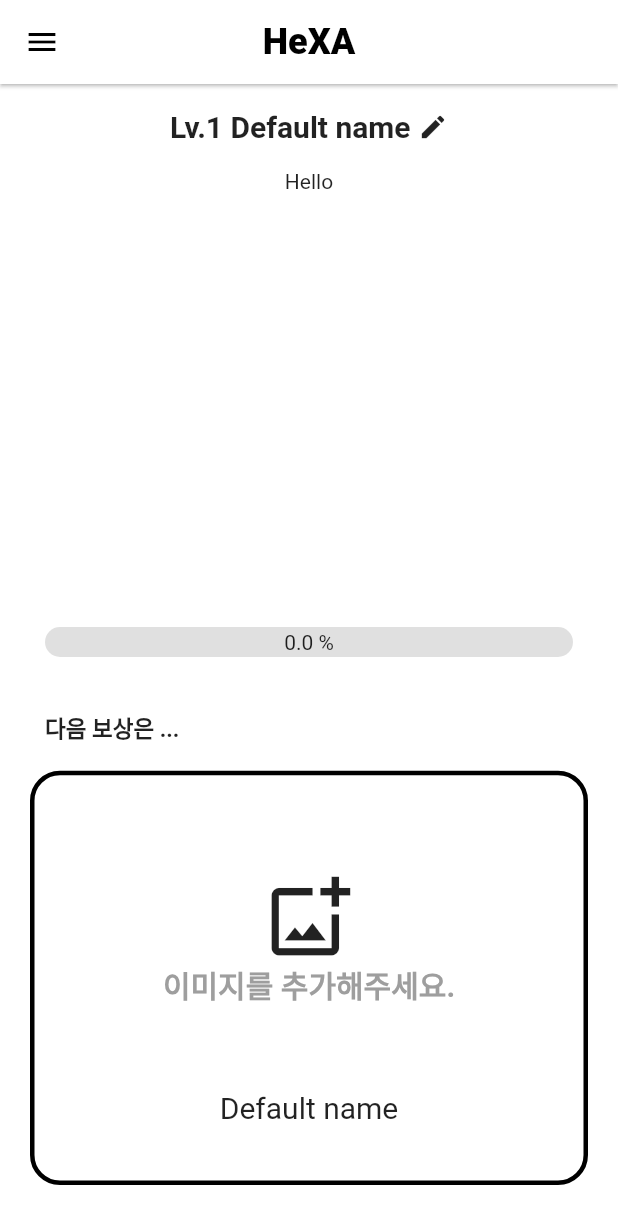
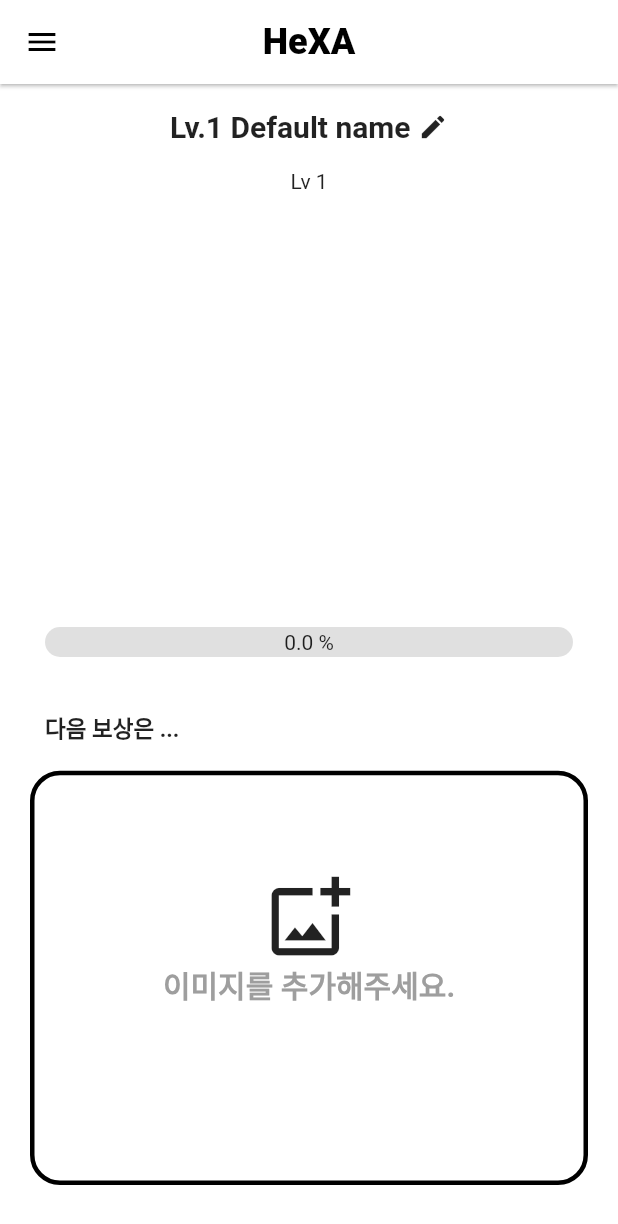
Before and after one commit to junwha/Gouni, a Flutter app: the RewardScreen screen opened directly, scrolled down 435 dp, after a tap on "수정", on a phone screen of 412 x 824 dp. Shown: the top 1224 px of the screen. Run offline on Flutter 3.47's test engine with Material 2 defaults, Android fonts, the phone set to English and light mode, and no system bars; drawn by our look-alikes of percent_indicator; our stand-ins replace image_picker.

Commit message:
Map image by level

```diff
--- a/lib/notifier/status_notifier.dart
+++ b/lib/notifier/status_notifier.dart
@@ -6,9 +6,7 @@ import 'package:makerthon/model/status_model.dart';
 
 class StatusNotifier extends ChangeNotifier {
   String _characterName = "Default name";
-  String _rewardName1 = "Default name";
-  String _rewardName2 = "Default name";
-  String _rewardName3 = "Default name";
+  List<String> _rewardNames = ["", "", ""];
   File? _rewardImage1;
   File? _rewardImage2;
   File? _rewardImage3;
@@ -18,9 +16,7 @@ class StatusNotifier extends ChangeNotifier {
   List<int> _targets = [10, 20, 30];
 
   String get characterName => _characterName;
-  String get rewardName1 => _rewardName1;
-  String get rewardName2 => _rewardName2;
-  String get rewardName3 => _rewardName3;
+  List<String> get rewardNames => _rewardNames;
   File? get rewardImage1 => _rewardImage1;
   File? get rewardImage2 => _rewardImage2;
   File? get rewardImage3 => _rewardImage3;
@@ -65,9 +61,17 @@ class StatusNotifier extends ChangeNotifier {
   }
 
   void updateRewardName(String re1, String re2, String re3) {
-    _rewardName1 = re1;
-    _rewardName2 = re2;
-    _rewardName3 = re3;
+    _rewardNames = [re1, re2, re3];
+    notifyListeners();
+  }
+
+  void updateRewardImage1(File? im1) {
+    _rewardImage1 = im1;
+    notifyListeners();
+  }
+
+  void updateRewardImage2(File? im2) {
+    _rewardImage2 = im2;
     notifyListeners();
   }
 
--- a/lib/screen/home_screen.dart
+++ b/lib/screen/home_screen.dart
@@ -1,3 +1,5 @@
+import 'dart:io';
+
 import 'package:flutter/material.dart';
 import 'package:makerthon/notifier/status_notifier.dart';
 import 'package:makerthon/screen/keyword_screen.dart';
@@ -13,19 +15,14 @@ class HomeScreen extends StatefulWidget {
 }
 
 class _HomeScreenState extends State<HomeScreen> {
-  final double _currentNum = 60;
-  final double _maxNum = 100;
   final double _toolBarHeight = 60;
 
   final TextEditingController _characterNameFieldController =
       TextEditingController();
 
   late StatusNotifier unsubscribableNotifier;
-  //final Future<StatusModel> statusData = Api.getStatusFromAPI();
-
   @override
   void initState() {
-    // TODO: implement here
     unsubscribableNotifier =
         Provider.of<StatusNotifier>(context, listen: false);
     super.initState();
@@ -134,7 +131,10 @@ class _HomeScreenState extends State<HomeScreen> {
                     ],
                   ),
                 ),
-                const Expanded(flex: 5, child: Text('Hello') //Cube(
+                Expanded(
+                    flex: 5,
+                    child: mapObjectByLevel(Provider.of<StatusNotifier>(context)
+                        .currentLevel) //Cube(
                     //  onSceneCreated: (Scene scene) {
                     //    scene.world.add(Object(
                     //      fileName: 'assets/test/test.obj',
@@ -152,6 +152,7 @@ class _HomeScreenState extends State<HomeScreen> {
                       LinearPercentIndicator(
                         width: MediaQuery.of(context).size.width - 40,
                         animation: true,
+                        animateFromLastPercent: true,
                         lineHeight: 20.0,
                         animationDuration: 1500,
                         percent: Provider.of<StatusNotifier>(context)
@@ -193,8 +194,44 @@ class _HomeScreenState extends State<HomeScreen> {
                     padding: const EdgeInsets.all(10.0),
                     child: Column(
                       children: [
-                        Provider.of<StatusNotifier>(context).rewardImage1 ==
-                                null
+                        mapImageByLevel(Provider.of<StatusNotifier>(context))
+                      ],
+                    ),
+                  ),
+                ),
+              ],
+            ),
+          ),
+        ),
+      ),
+    );
+  }
+
+  Future<void> refreshEvent() async {
+    unsubscribableNotifier.fetchCounts();
+    return;
+  }
+
+  Text mapObjectByLevel(int level) {
+    if (level == 0) return const Text('Lv 0');
+    if (level == 1) return const Text('Lv 1');
+    if (level == 2) return const Text('Lv 2');
+    if (level == 3) return const Text('Lv 3');
+    return const Text("");
+  }
+
+  Widget mapImageByLevel(StatusNotifier notifier) {
+    int level = notifier.currentLevel;
+    File? file;
+    if (level == 0) {
+      file = notifier.rewardImage1;
+    } else if (level == 1) {
+      file = notifier.rewardImage2;
+    } else if (level == 2) {
+      file = notifier.rewardImage3;
+    }
+
+    return file == null
         ? Container(
             decoration: BoxDecoration(
               color: Colors.white,
@@ -220,30 +257,18 @@ class _HomeScreenState extends State<HomeScreen> {
               ],
             ),
           )
-                            : FittedBox(
+        : Column(
+            children: [
+              FittedBox(
                 fit: BoxFit.fill,
-                                child: Image.file(
-                                    Provider.of<StatusNotifier>(context)
-                                        .rewardImage1!)),
+                child: Image.file(file),
+              ),
               Text(
-                          Provider.of<StatusNotifier>(context).rewardName1,
+                Provider.of<StatusNotifier>(context).rewardNames[level],
                 style: const TextStyle(fontSize: 20),
-                        ),
+              )
             ],
-                    ),
-                  ),
-                ),
-              ],
-            ),
-          ),
-        ),
-      ),
           );
-  }
-
-  Future<void> refreshEvent() async {
-    unsubscribableNotifier.fetchCounts();
-    return;
   }
 }
 
--- a/lib/screen/reward_screen.dart
+++ b/lib/screen/reward_screen.dart
@@ -13,9 +13,6 @@ class RewardScreen extends StatefulWidget {
 }
 
 class _RewardScreenState extends State<RewardScreen> {
-  int goal_lv1 = 20;
-  int goal_lv2 = 50;
-  int goal_lv3 = 100;
   File? image1;
   File? image2;
   File? image3;
@@ -65,14 +62,18 @@ class _RewardScreenState extends State<RewardScreen> {
 
   @override
   void initState() {
-    Provider.of<StatusNotifier>(context, listen: false)
-        .calculateLevelAndPercentage();
-    _rewardNameFieldController1 = TextEditingController(
-        text: Provider.of<StatusNotifier>(context, listen: false).rewardName1);
-    _rewardNameFieldController2 = TextEditingController(
-        text: Provider.of<StatusNotifier>(context, listen: false).rewardName2);
-    _rewardNameFieldController3 = TextEditingController(
-        text: Provider.of<StatusNotifier>(context, listen: false).rewardName3);
+    StatusNotifier unsubscribableNotifier =
+        Provider.of<StatusNotifier>(context, listen: false);
+    unsubscribableNotifier.calculateLevelAndPercentage();
+    _rewardNameFieldController1 =
+        TextEditingController(text: unsubscribableNotifier.rewardNames[0]);
+    _rewardNameFieldController2 =
+        TextEditingController(text: unsubscribableNotifier.rewardNames[1]);
+    _rewardNameFieldController3 =
+        TextEditingController(text: unsubscribableNotifier.rewardNames[2]);
+    image1 = unsubscribableNotifier.rewardImage1;
+    image2 = unsubscribableNotifier.rewardImage2;
+    image3 = unsubscribableNotifier.rewardImage3;
     super.initState();
   }
 
@@ -417,8 +418,7 @@ class _RewardScreenState extends State<RewardScreen> {
                             image2,
                             image3,
                           );
-                          notifier.updateRewardTargets(
-                              goal_lv1, goal_lv2, goal_lv3);
+                          notifier.calculateLevelAndPercentage();
                           Navigator.of(context).pop();
                         },
                         child: const Text('수정')),
--- a/pubspec.yaml
+++ b/pubspec.yaml
@@ -68,6 +68,7 @@ flutter:
     - assets/puppy/
     - assets/wolf/
     - assets/test/
+    - assets/qmark.jpg
 
   # An image asset can refer to one or more resolution-specific "variants", see
   # https://flutter.dev/assets-and-images/#resolution-aware
```
Also changed, not shown: assets/qmark.jpg (added). Lines whose indentation alone changed are shown as unchanged.
